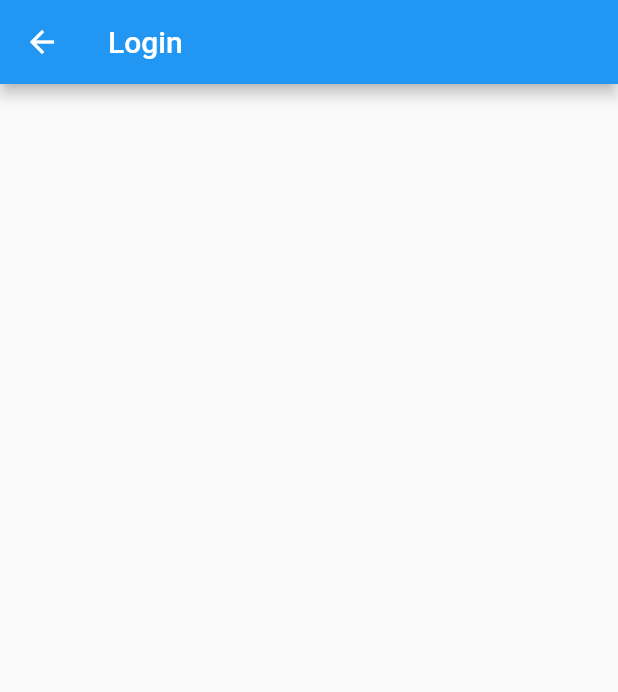
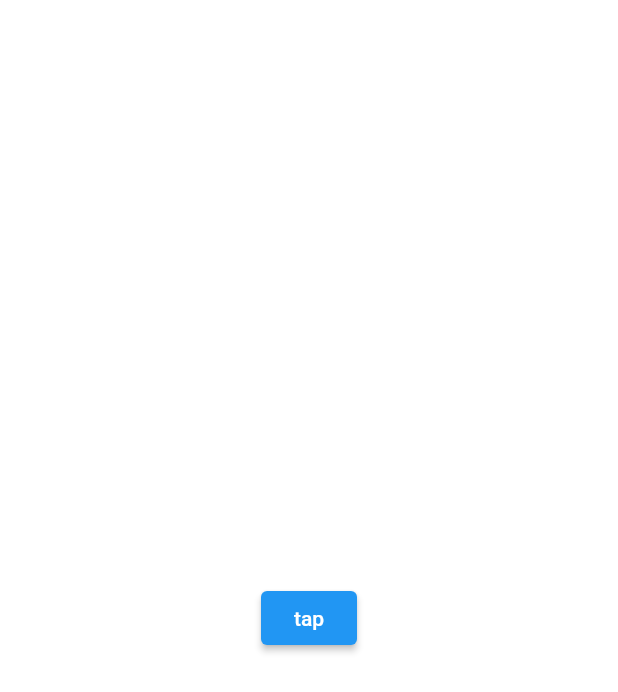
Before and after one commit to Baskteer/flutter-app, a Flutter app: the LoginPage screen opened by its route, on a phone screen of 412 x 824 dp. Shown: the top 692 px of the screen. Run offline on Flutter 3.47's test engine with Material 2 defaults, Android fonts, the phone set to English and light mode, and no system bars; our stand-ins replace auto_route, bloc, flutter_bloc, freezed_annotation, get_it, injectable.

Commit message:
adds bloc/getit setup and example usage

```diff
--- a/baskteer/lib/bloc/login/login_bloc.dart
+++ b/baskteer/lib/bloc/login/login_bloc.dart
@@ -9,8 +9,16 @@
 @injectable
 class LoginBloc extends Bloc<LoginEvent, LoginState> {
   LoginBloc() : super(_Initial()) {
-    on<LoginEvent>((event, emit) {
-      // TODO: implement event handler
-    });
+    on<LoginEvent>((event, emit) => event.map(
+          started: (_) => _onStarted(),
+          didTap: (_) => _didTap(emit),
+        ));
+  }
+
+  void _onStarted() {}
+
+  void _didTap(Emitter<LoginState> emitter) {
+    emitter(LoginState.initial());
+    emitter(LoginState.newColor());
   }
 }
--- a/baskteer/lib/bloc/login/login_event.dart
+++ b/baskteer/lib/bloc/login/login_event.dart
@@ -3,4 +3,5 @@
 @freezed
 class LoginEvent with _$LoginEvent {
   const factory LoginEvent.started() = _Started;
+  const factory LoginEvent.didTap() = _TappedLoginEvent;
 }
--- a/baskteer/lib/bloc/login/login_state.dart
+++ b/baskteer/lib/bloc/login/login_state.dart
@@ -3,4 +3,5 @@
 @freezed
 class LoginState with _$LoginState {
   const factory LoginState.initial() = _Initial;
+  const factory LoginState.newColor() = _NewColor;
 }
--- a/baskteer/lib/presentation/login_page.dart
+++ b/baskteer/lib/presentation/login_page.dart
@@ -1,14 +1,36 @@
+import 'package:baskteer/bloc/login/login_bloc.dart';
+import 'package:baskteer/di/dependencies.dart';
 import 'package:flutter/material.dart';
+import 'package:flutter_bloc/flutter_bloc.dart';
 
 class LoginPage extends StatelessWidget {
   const LoginPage({Key? key}) : super(key: key);
 
   @override
   Widget build(BuildContext context) {
-    return Scaffold(
-        appBar: AppBar(
-          title: const Text("Login"),
+    return BlocProvider(
+      create: (_) => getIt.get<LoginBloc>(),
+      child: BlocBuilder<LoginBloc, LoginState>(
+        builder: (context, loginState) => loginState.map(
+          newColor: (value) => Scaffold(
+            backgroundColor: Colors.amber,
+            body: Center(
+              child: ElevatedButton(
+                child: const Text("tap"),
+                onPressed: () =>
+                    context.read<LoginBloc>().add(const LoginEvent.didTap()),
+              ),
+            ),
+          ),
+          initial: (value) => Center(
+            child: ElevatedButton(
+              child: const Text("tap"),
+              onPressed: () =>
+                  context.read<LoginBloc>().add(const LoginEvent.didTap()),
+            ),
+          ),
         ),
-        body: const Center());
+      ),
+    );
   }
 }
--- a/baskteer/lib/presentation/splash_screen.dart
+++ b/baskteer/lib/presentation/splash_screen.dart
@@ -6,14 +6,13 @@
   const SplashPage({Key? key}) : super(key: key);
 
   @override
-  Widget build(BuildContext context) =>
-  Scaffold(
+  Widget build(BuildContext context) => Scaffold(
       appBar: AppBar(
         title: const Text("Splash"),
       ),
       body: Center(
           child: ElevatedButton(
-        onPressed: () => context.router.push(const HomeRoute()),
+        onPressed: () => context.router.push(const LoginRoute()),
         child: const Text("Login"),
       )));
 }
```
Also changed, not shown: baskteer/lib/bloc/login/login_bloc.freezed.dart.
